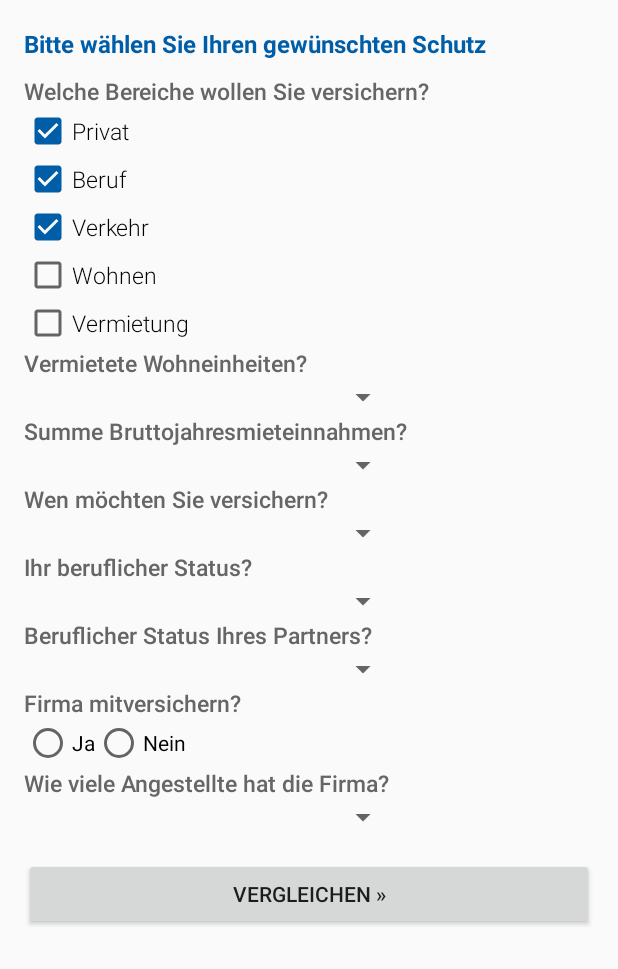
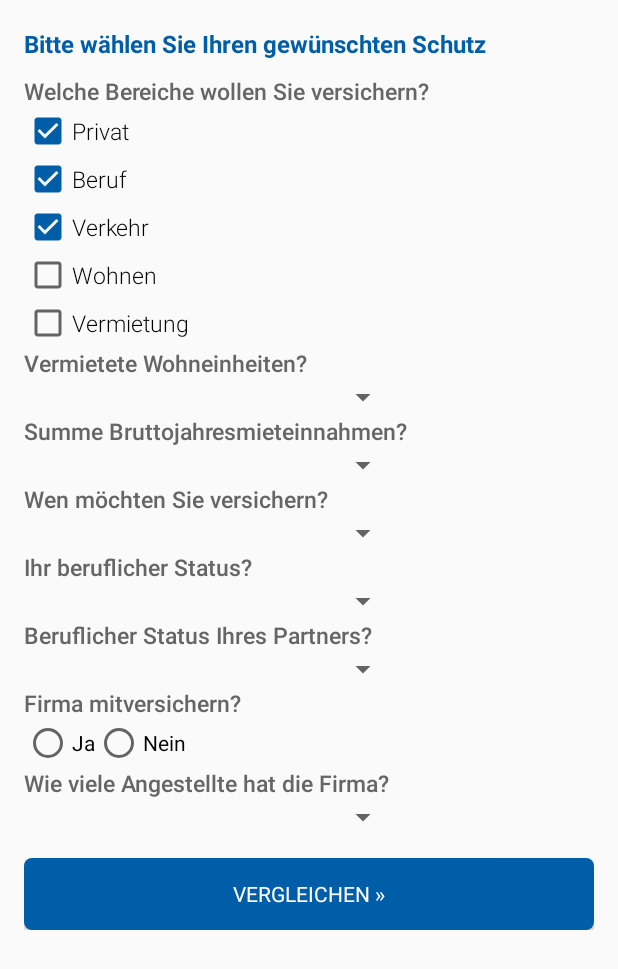
Before and after one commit to liviuignat/rs.android, an Android app: the layout search_activity.xml on its own in the app's theme, with its tools: preview values and no code run, on a phone screen of 412 x 824 dp. Shown: the top 969 px of the screen. Run offline under Robolectric (Android 15) with nearby library versions, the phone set to English and light mode, and no system bars.

Commit message:
Add form button style

```diff
--- a/app/src/main/java/com/c24/rs/app/screens/tariffList/TariffListActivity.java
+++ b/app/src/main/java/com/c24/rs/app/screens/tariffList/TariffListActivity.java
@@ -57,7 +57,7 @@ public class TariffListActivity extends ActivityBase {
 
     @AfterViews
     public void init() {
-        loadingDialog = ProgressDialog.show(this, "", "Loading. Please wait...", true);
+        loadingDialog = ProgressDialog.show(this, "", getString(R.string.loading_text), true);
         doGetTarifsAsync();
     }
 
--- /dev/null
+++ b/app/src/main/res/drawable-v21/c24_button_blue_ripple.xml
@@ -0,0 +1,5 @@
+<?xml version="1.0" encoding="utf-8"?>
+<ripple xmlns:android="http://schemas.android.com/apk/res/android"
+    android:color="?android:colorControlHighlight">
+    <item android:drawable="@drawable/c24_button_blue_background"/>
+</ripple>
--- /dev/null
+++ b/app/src/main/res/drawable/c24_button_blue.xml
@@ -0,0 +1,7 @@
+<?xml version="1.0" encoding="utf-8"?>
+
+<shape xmlns:android="http://schemas.android.com/apk/res/android"
+    android:shape="rectangle">
+    <solid android:color="@color/c24_dark_blue" />
+    <corners android:radius="5dp"/>
+</shape>
--- /dev/null
+++ b/app/src/main/res/drawable/c24_button_blue_background.xml
@@ -0,0 +1,10 @@
+<selector xmlns:android="http://schemas.android.com/apk/res/android">
+    <item android:state_window_focused="false" android:state_selected="true"
+        android:drawable="@drawable/c24_button_blue_pressed" />
+    <item android:state_selected="true"
+        android:drawable="@drawable/c24_button_blue_pressed" />
+    <item android:state_pressed="true" android:state_selected="false"
+        android:drawable="@drawable/c24_button_blue_pressed" />
+    <item android:state_selected="false"
+        android:drawable="@drawable/c24_button_blue" />
+</selector>
--- /dev/null
+++ b/app/src/main/res/drawable/c24_button_blue_pressed.xml
@@ -0,0 +1,7 @@
+<?xml version="1.0" encoding="utf-8"?>
+
+<shape xmlns:android="http://schemas.android.com/apk/res/android"
+    android:shape="rectangle">
+    <solid android:color="@color/c24_dark_blue_pressed" />
+    <corners android:radius="5dp"/>
+</shape>
--- a/app/src/main/res/layout/search_activity.xml
+++ b/app/src/main/res/layout/search_activity.xml
@@ -179,7 +179,8 @@
         android:layout_height="wrap_content"
         android:id="@+id/searchButton"
         android:layout_marginTop="15dp"
-        android:text="vergleichen »"/>
+        android:text="vergleichen »"
+        style="@style/FormButton" />
 
 </LinearLayout>
 </ScrollView>
--- a/app/src/main/res/values-v21/styles.xml
+++ b/app/src/main/res/values-v21/styles.xml
@@ -42,4 +42,11 @@
         <item name="android:textSize">14dp</item>
         <item name="android:textColor">@android:color/white</item>
     </style>
+
+    <style name="FormButton">
+        <item name="android:fontFamily">sans-serif</item>
+        <item name="android:textColor">@android:color/white</item>
+        <item name="android:background">@drawable/c24_button_blue_ripple</item>
+    </style>
+
 </resources>
--- a/app/src/main/res/values/colors.xml
+++ b/app/src/main/res/values/colors.xml
@@ -2,6 +2,7 @@
 <resources>
     <color name="c24_blue">#5DA3DC</color>
     <color name="c24_dark_blue">#005EA8</color>
+    <color name="c24_dark_blue_pressed">#006FA8</color>
     <color name="c24_nobel_blue">#1e6eb9</color>
     <color name="c24_light_blue">#ecf7fd</color>
 
--- a/app/src/main/res/values/strings.xml
+++ b/app/src/main/res/values/strings.xml
@@ -1,4 +1,5 @@
 <resources>
     <string name="app_name">Rechtsschutz</string>
     <string name="action_settings">Settings</string>
+    <string name="loading_text">Laden. Bitte warten...</string>
 </resources>
--- a/app/src/main/res/values/styles.xml
+++ b/app/src/main/res/values/styles.xml
@@ -70,4 +70,9 @@
         <item name="android:textSize">13dp</item>
         <item name="android:fontFamily">sans-serif-light</item>
     </style>
+    <style name="FormButton">
+        <item name="android:fontFamily">sans-serif</item>
+        <item name="android:textColor">@android:color/white</item>
+        <item name="android:background">@drawable/c24_button_blue_background</item>
+    </style>
 </resources>
```
